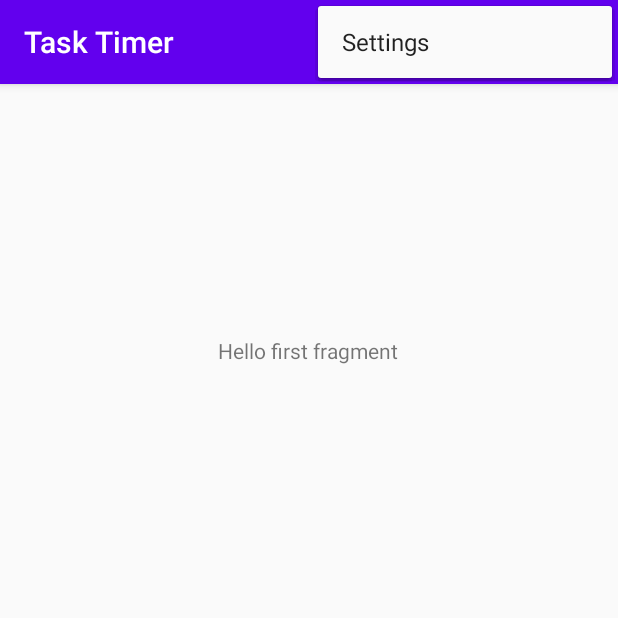
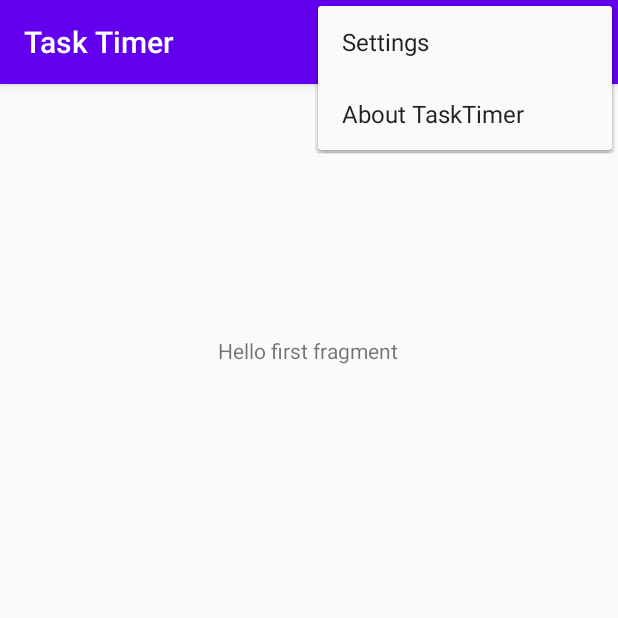
Before and after one commit to Frission/TaskTimerApp, an Android app: the screen it shows after launch (MainActivity), with the options menu open, on a phone screen of 412 x 824 dp, the top half of it. Run offline under Robolectric (Android 15) with nearby library versions, the phone set to English and light mode, and no system bars; our stand-ins replace Room's generated code.

Commit message:
created menu_main.xml

```diff
--- a/app/src/main/java/com/firatyildiz/tasktimer/MainActivity.kt
+++ b/app/src/main/java/com/firatyildiz/tasktimer/MainActivity.kt
@@ -9,13 +9,9 @@ import androidx.appcompat.app.AppCompatActivity
 import android.view.Menu
 import android.view.MenuItem
 import androidx.lifecycle.Observer
-import androidx.lifecycle.lifecycleScope
 import androidx.room.Room
-import androidx.room.migration.Migration
-import androidx.sqlite.db.SupportSQLiteDatabase
 
 import kotlinx.android.synthetic.main.activity_main.*
-import kotlinx.coroutines.launch
 
 class MainActivity : AppCompatActivity() {
 
@@ -35,10 +31,15 @@ class MainActivity : AppCompatActivity() {
                 .build()
         sqliteDatabase = appDatabase?.readableDatabase!!
 
-        var projection: Array<String> =
-            arrayOf(TasksContract.Columns.TASKS_NAME, TasksContract.Columns.TASKS_DESCRIPTION)
-        var contentResolver: ContentResolver = getContentResolver()
-        var cursor: Cursor? = contentResolver.query(
+        val projection: Array<String> =
+            arrayOf(TasksContract.Columns._ID,
+                TasksContract.Columns.TASKS_NAME,
+                TasksContract.Columns.TASKS_DESCRIPTION,
+                TasksContract.Columns.TASKS_SORTORDER)
+
+        val contentResolver: ContentResolver = getContentResolver()
+
+        val cursor: Cursor? = contentResolver.query(
             TasksContract.CONTENT_URI,
             projection,
             null,
@@ -73,7 +74,7 @@ class MainActivity : AppCompatActivity() {
         // automatically handle clicks on the Home/Up button, so long
         // as you specify a parent activity in AndroidManifest.xml.
         return when (item.itemId) {
-            R.id.action_settings -> true
+            R.id.menuMain_settings -> true
             else -> super.onOptionsItemSelected(item)
         }
     }
--- a/app/src/main/res/menu/menu_main.xml
+++ b/app/src/main/res/menu/menu_main.xml
@@ -3,8 +3,32 @@
     xmlns:tools="http://schemas.android.com/tools"
     tools:context="com.firatyildiz.tasktimer.MainActivity">
     <item
-        android:id="@+id/action_settings"
+        android:id="@+id/menuMain_addTask"
+        android:icon="@android:drawable/ic_menu_add"
         android:orderInCategory="100"
-        android:title="@string/action_settings"
+        android:title="@string/menuItem_addTask"
+        app:showAsAction="ifRoom" />
+    <item
+        android:id="@+id/menuMain_showDurations"
+        android:icon="@android:drawable/ic_menu_view"
+        android:orderInCategory="101"
+        android:title="@string/menuItem_showDurations"
+        app:showAsAction="ifRoom" />
+    <item
+        android:id="@+id/menuMain_settings"
+        android:orderInCategory="102"
+        android:title="@string/menuItem_settings"
+        app:showAsAction="never" />
+    <item
+        android:id="@+id/menuMain_about"
+        android:icon="@android:drawable/ic_menu_info_details"
+        android:orderInCategory="103"
+        android:title="@string/menuItem_about"
+        app:showAsAction="ifRoom" />
+    <item
+        android:id="@+id/menuMain_generate"
+        android:orderInCategory="104"
+        android:title="@string/menuItem_generate"
+        android:visible="false"
         app:showAsAction="never" />
 </menu>
--- a/app/src/main/res/values/strings.xml
+++ b/app/src/main/res/values/strings.xml
@@ -1,6 +1,6 @@
 <resources>
     <string name="app_name">Task Timer</string>
-    <string name="action_settings">Settings</string>
+
     <!-- Strings used for fragments for navigation -->
     <string name="first_fragment_label">First Fragment</string>
     <string name="second_fragment_label">Second Fragment</string>
@@ -9,4 +9,9 @@
 
     <string name="hello_first_fragment">Hello first fragment</string>
     <string name="hello_second_fragment">Hello second fragment. Arg: %1$s</string>
+    <string name="menuItem_addTask">Add Task</string>
+    <string name="menuItem_showDurations">Durations Report</string>
+    <string name="menuItem_settings">Settings</string>
+    <string name="menuItem_about">About TaskTimer</string>
+    <string name="menuItem_generate">Generate Data</string>
 </resources>
```
